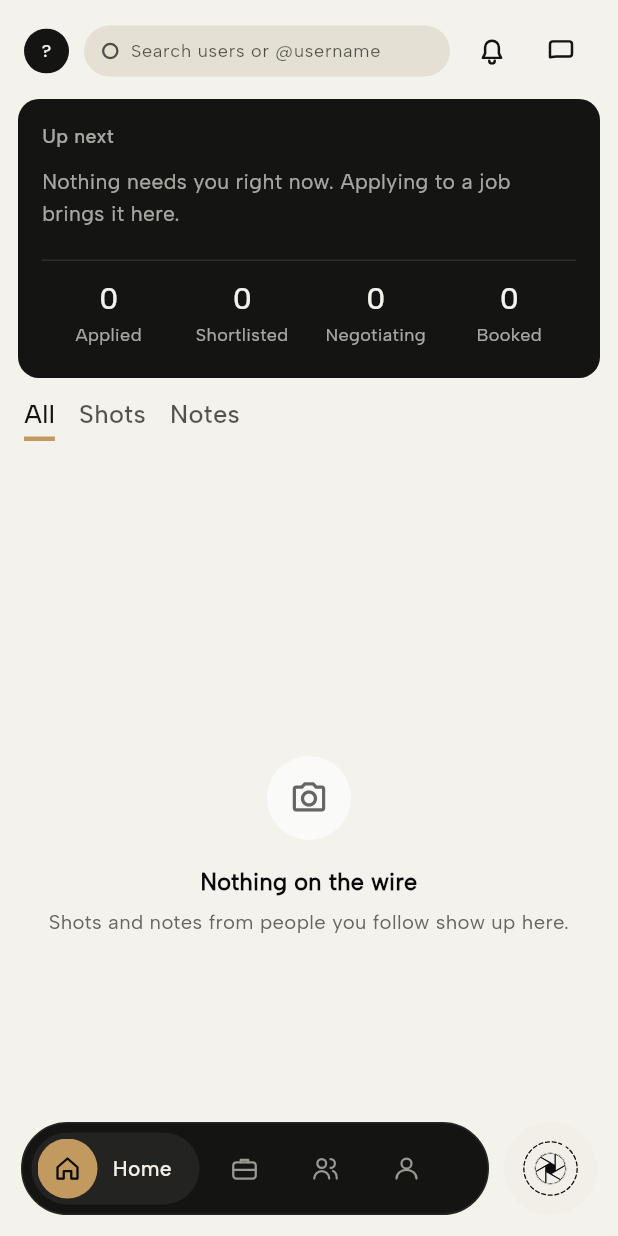
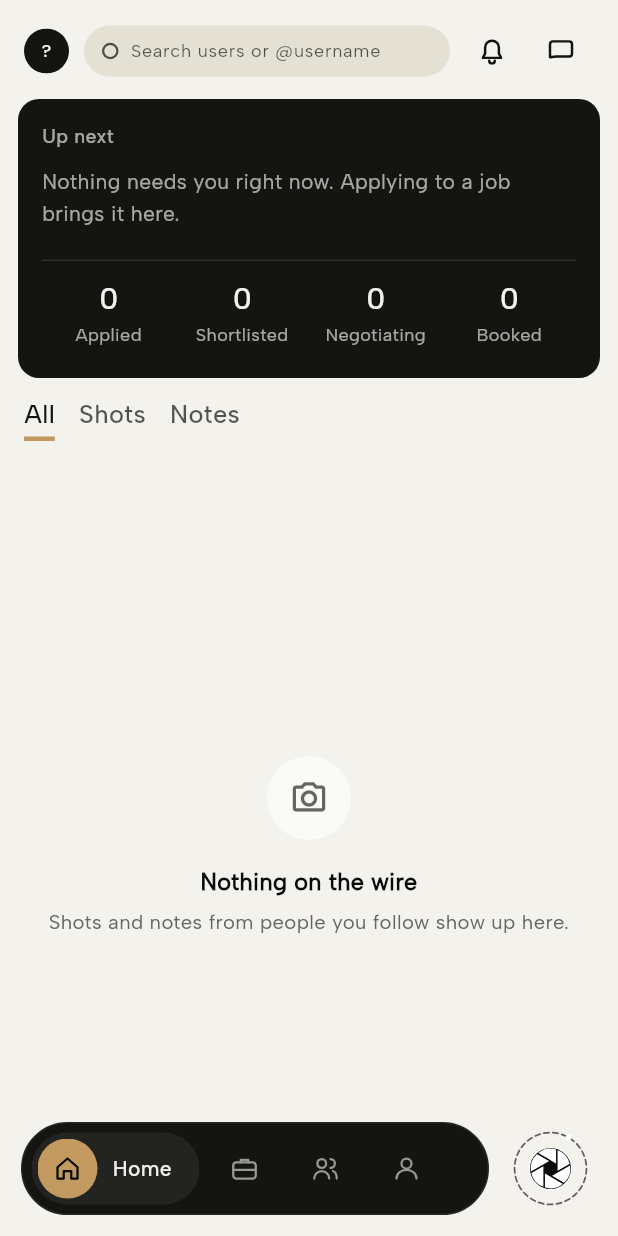
Before and after one commit to Harshilagg/ModelX, a Flutter app: the DashboardPage screen opened directly, on a phone screen of 412 x 824 dp. Run offline on Flutter 3.47's test engine with Material 3 defaults, Android fonts, the phone set to English and light mode, and no system bars; our stand-ins replace app_links, cloud_firestore, firebase_auth, firebase_core, google_fonts, google_generative_ai and 5 more; missing offline and left inert: cryptography; accounts and stored records are empty.

Commit message:
Hide the top bar on Profile again, and drop the assistant's disc
Profile draws its own header, so the shared search bar was a second one
stacked above it. The rule that hid it read `!= 4` against the old
five-tab order and went stale when Profile moved to index three.

A test now fails on any destination compared against a bare number, and
it found two -- that one and the back-button rule -- not the one I had
already gone looking for. This is the third time an index written as a
number has quietly meant the wrong tab after a reorder.

The assistant is the mark on its own now, with no circle behind it,
which also means it keeps the palette it was designed in: pale blades
on a dark ground rather than inverted to read against a light disc.

```diff
--- a/lib/pages/dashboard_page.dart
+++ b/lib/pages/dashboard_page.dart
@@ -176,15 +176,18 @@ class _DashboardPageState extends State<DashboardPage> {
   Widget build(BuildContext context) {
     const accent = _accent;
     final navBottom = MediaQuery.of(context).padding.bottom + 14;
-    // Profile carries its own ink header (back/title/exit), so the shared
-    // search bar would be a second, competing header on that tab.
-    final showTopBar = _selectedIndex != 4;
+    // Profile carries its own header, so the shared search bar would be
+    // a second one competing with it. This read `!= 4` against the old
+    // five-tab order and quietly started showing once Profile moved to
+    // index three.
+    final showTopBar = _selectedIndex != _tabProfile;
 
     return PopScope(
       canPop: false,
       onPopInvokedWithResult: (didPop, result) {
         if (didPop) return;
-        if (_selectedIndex != 0) {
+        // Back goes to Home first, and only leaves the app from there.
+        if (_selectedIndex != _tabHome) {
           setState(() => _selectedIndex = _tabHome);
           return;
         }
@@ -368,24 +371,13 @@ class _DashboardPageState extends State<DashboardPage> {
     );
   }
 
+  /// The assistant: the mark on its own, no disc behind it.
+  ///
+  /// Which means it keeps the palette it was designed in -- pale blades
+  /// on a dark ground -- rather than being inverted to read against a
+  /// light circle. Sized to the bar so the row lines up.
   Widget _assistant() {
-    return Container(
-      width: AppNavBar.height,
-      height: AppNavBar.height,
-      decoration: const BoxDecoration(
-        color: Color(0xFFF2EFE8),
-        shape: BoxShape.circle,
-      ),
-      child: Center(
-        child: ApertureButton(
-          size: 46,
-          bladeColor: const Color(0xFFF2EFE8),
-          groundColor: const Color(0xFF0B0B0B),
-          ringColor: const Color(0xFF0B0B0B),
-          onPressed: _openAssistant,
-        ),
-      ),
-    );
+    return ApertureButton(size: AppNavBar.height, onPressed: _openAssistant);
   }
 
   Widget _searchOverlay() {
```
Also changed, not shown: 1 other file.
